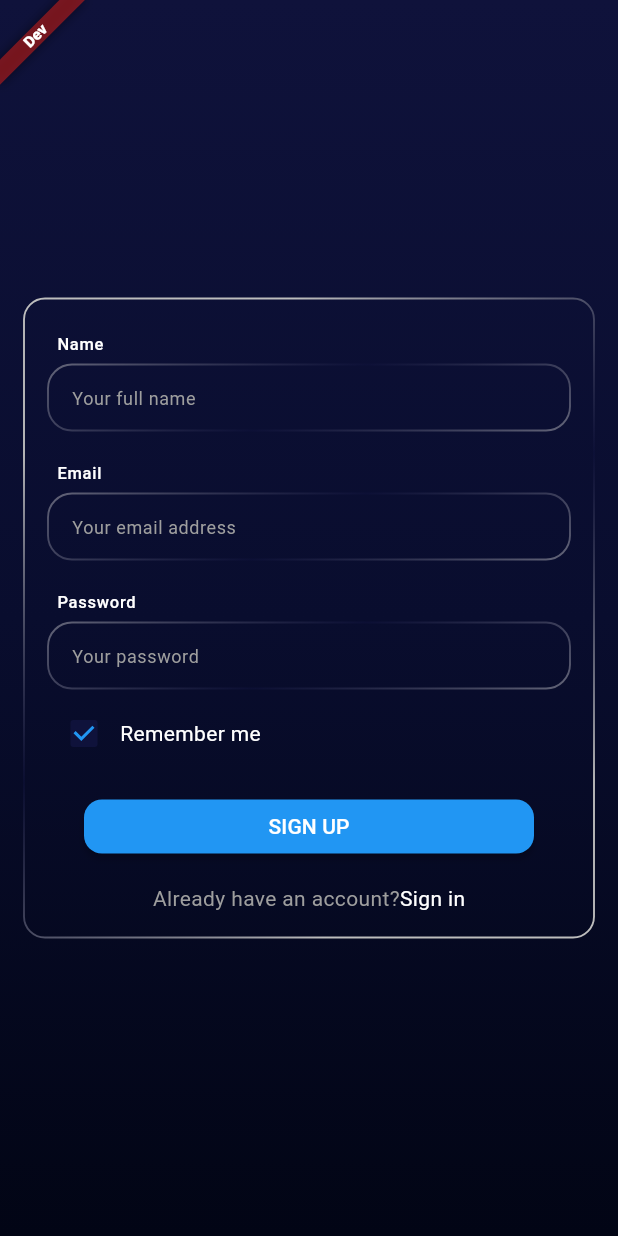
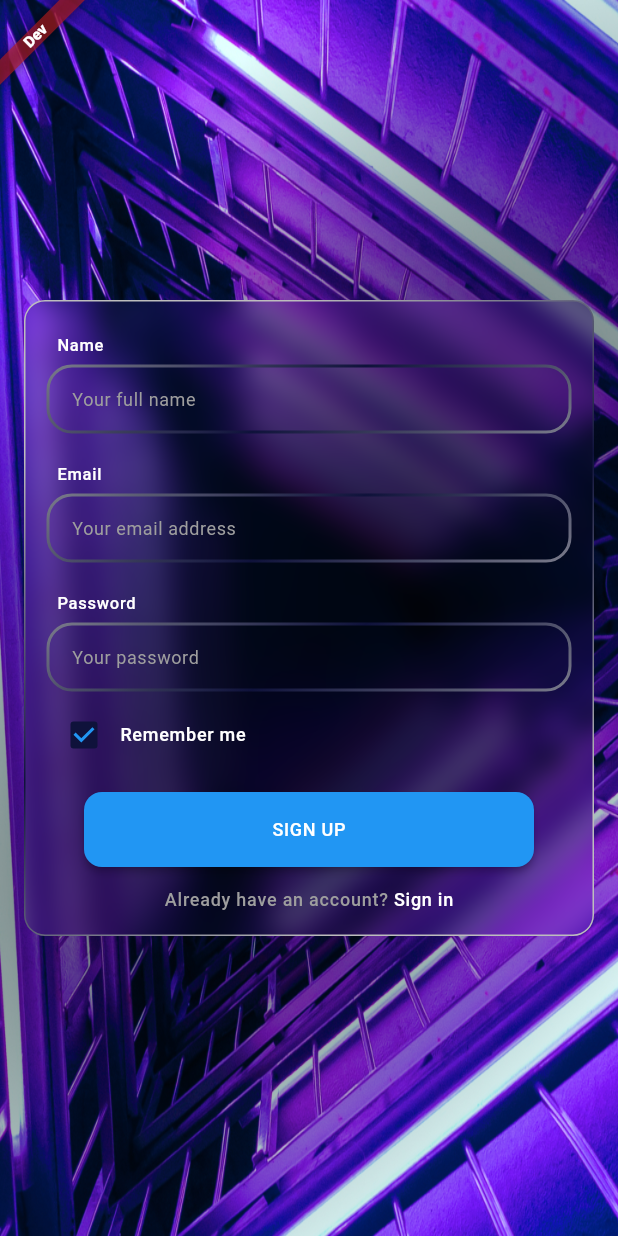
Before and after one commit to shihabkandil/admin-dashboard, a Flutter app: the screen it shows after launch, on a phone screen of 412 x 824 dp. Run offline on Flutter 3.47's test engine with Material 3 defaults, Android fonts, the phone set to English and light mode, and no system bars; our stand-ins replace auto_route, dartz, freezed_annotation, get_it, injectable and 2 more; generated files the repository leaves out were written again.

Commit message:
add blurred glass effect on sign up form

```diff
--- a/lib/common/widgets/app_text_form_field.dart
+++ b/lib/common/widgets/app_text_form_field.dart
@@ -46,7 +46,8 @@ class AppTextFormField extends StatelessWidget {
               isDense: true,
             ),
             style: context.textTheme.bodyMedium,
-            onTapOutside: (event) => Focus.of(context).unfocus(),
+            onTapOutside: (event) =>
+                FocusManager.instance.primaryFocus?.unfocus(),
             onChanged: onChanged,
             onFieldSubmitted: onSubmitted,
           ),
--- a/lib/common/widgets/diagonal_border_box.dart
+++ b/lib/common/widgets/diagonal_border_box.dart
@@ -19,11 +19,11 @@ class DiagonalBorderBox extends StatelessWidget {
   Widget build(BuildContext context) {
     return CustomPaint(
       painter: DiagonalGradientBorderPainter(
-        borderWidth: 1.25,
+        borderWidth: 2,
         gradient: LinearGradient(
           colors: [
             Colors.grey.shade400,
-            AppColors.primaryColor.withOpacity(0.5),
+            AppColors.primaryColor.withOpacity(1),
             Colors.grey.shade400,
           ],
           transform: const GradientRotation(pi / 3),
--- a/lib/features/authentication/presentation/widgets/sign_up/sign_up_form.dart
+++ b/lib/features/authentication/presentation/widgets/sign_up/sign_up_form.dart
@@ -1,3 +1,5 @@
+import 'dart:ui';
+
 import 'package:flutter/material.dart';
 
 import '../../../../../common/constants/theme/app_theme_data.dart';
@@ -13,6 +15,10 @@ class SignUpForm extends StatelessWidget {
     return Center(
       child: SizedBox(
         width: 400,
+        child: ClipRRect(
+          borderRadius: BorderRadius.circular(14),
+          child: BackdropFilter(
+            filter: ImageFilter.blur(sigmaX: 10, sigmaY: 10),
             child: DiagonalBorderBox(
               radius: const Radius.circular(14),
               child: Padding(
@@ -44,30 +50,41 @@ class SignUpForm extends StatelessWidget {
                           value: true,
                           onChanged: (value) {},
                         ),
-                    const Text("Remember me"),
+                        Text(
+                          "Remember me",
+                          style: context.textTheme.labelMedium?.copyWith(
+                            color: Colors.white,
+                          ),
+                        ),
                       ],
                     ),
                     14.verticalSpace,
                     MaterialButton(
                       minWidth: 300,
+                      height: 50,
                       color: Colors.blue,
                       shape: RoundedRectangleBorder(
                         borderRadius: BorderRadius.circular(12),
                       ),
                       onPressed: () {},
-                  child: const Text("SIGN UP"),
+                      child: Text(
+                        "SIGN UP",
+                        style: context.textTheme.labelMedium?.copyWith(
+                          color: Colors.white,
+                        ),
+                      ),
                     ),
                     14.verticalSpace,
                     RichText(
                       text: TextSpan(
-                    text: "Already have an account?",
-                    style: context.textTheme.bodyMedium?.copyWith(
+                        text: "Already have an account? ",
+                        style: context.textTheme.labelMedium?.copyWith(
                           color: Colors.grey,
                         ),
                         children: [
                           TextSpan(
                             text: "Sign in",
-                        style: context.textTheme.bodyMedium?.copyWith(
+                            style: context.textTheme.labelMedium?.copyWith(
                               color: Colors.white,
                             ),
                           ),
@@ -79,6 +96,8 @@ class SignUpForm extends StatelessWidget {
               ),
             ),
           ),
+        ),
+      ),
     );
   }
 }
--- a/lib/features/authentication/presentation/widgets/sign_up/sign_up_mobile_body.dart
+++ b/lib/features/authentication/presentation/widgets/sign_up/sign_up_mobile_body.dart
@@ -1,5 +1,6 @@
 import 'package:flutter/widgets.dart';
 
+import '../../../../../gen/assets.gen.dart';
 import 'sign_up_form.dart';
 
 class SignUpMobileBody extends StatelessWidget {
@@ -7,9 +8,15 @@ class SignUpMobileBody extends StatelessWidget {
 
   @override
   Widget build(BuildContext context) {
-    return const Padding(
-      padding: EdgeInsets.all(16),
-      child: SignUpForm(),
+    return Stack(
+      fit: StackFit.expand,
+      children: [
+        Assets.images.banner.image(fit: BoxFit.fill),
+        const Padding(
+          padding: EdgeInsets.all(16.0),
+          child: SignUpForm(),
+        ),
+      ],
     );
   }
 }
--- a/lib/features/authentication/presentation/widgets/sign_up/sign_up_wide_body.dart
+++ b/lib/features/authentication/presentation/widgets/sign_up/sign_up_wide_body.dart
@@ -39,6 +39,7 @@ class SignUpWideBody extends StatelessWidget {
           child: Column(
             mainAxisAlignment: MainAxisAlignment.center,
             children: [
+              const Spacer(),
               Text(
                 "Welcome!",
                 style: context.textTheme.titleSmall,
@@ -46,16 +47,18 @@ class SignUpWideBody extends StatelessWidget {
               12.verticalSpace,
               const SignUpForm(),
               12.verticalSpace,
+              const Spacer(),
               Text(
                 "Designed by Simmmple & Creative Tim",
-                style: context.textTheme.bodyMedium,
+                style: context.textTheme.bodySmall,
               ),
               Text(
                 "@2024, Developed by Shihab Kandil",
-                style: context.textTheme.bodyMedium?.copyWith(
-                  color: Colors.red,
+                style: context.textTheme.bodySmall?.copyWith(
+                  color: Colors.blue,
                 ),
               ),
+              20.verticalSpace,
             ],
           ),
         )
```
Lines whose indentation alone changed are shown as unchanged.
